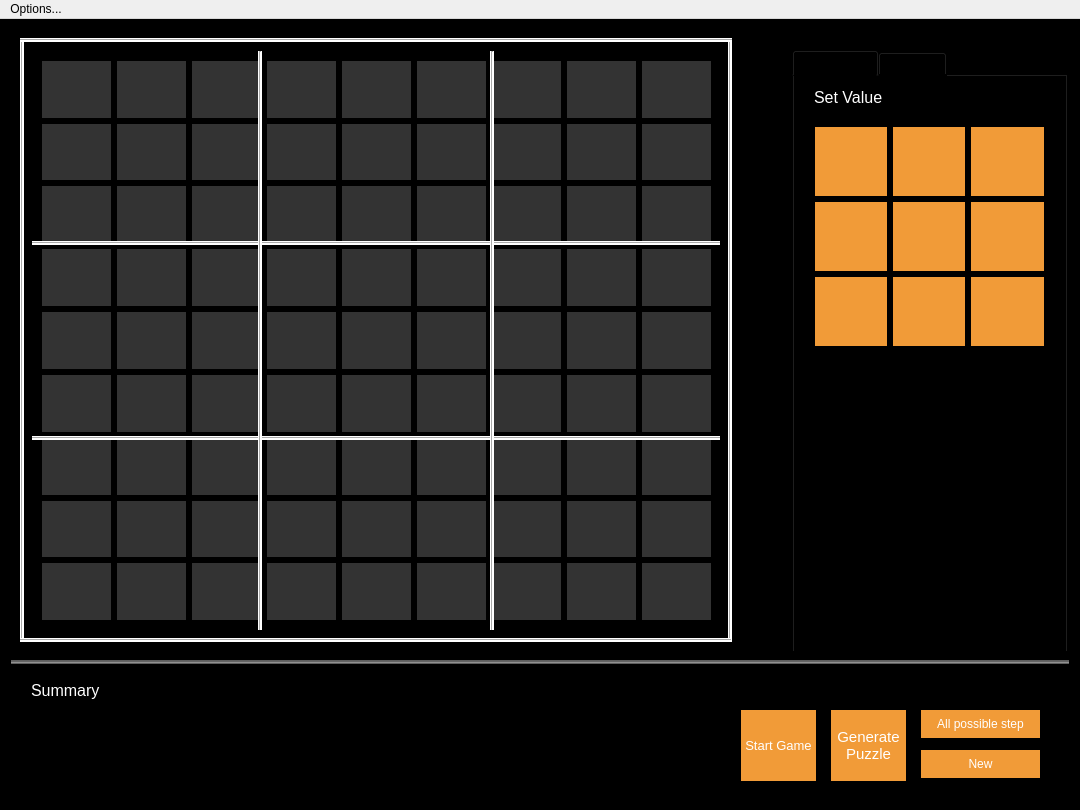
Old version of the form mainwindow.ui in the repository KurokoChu/Sudoku-Full-Crack.
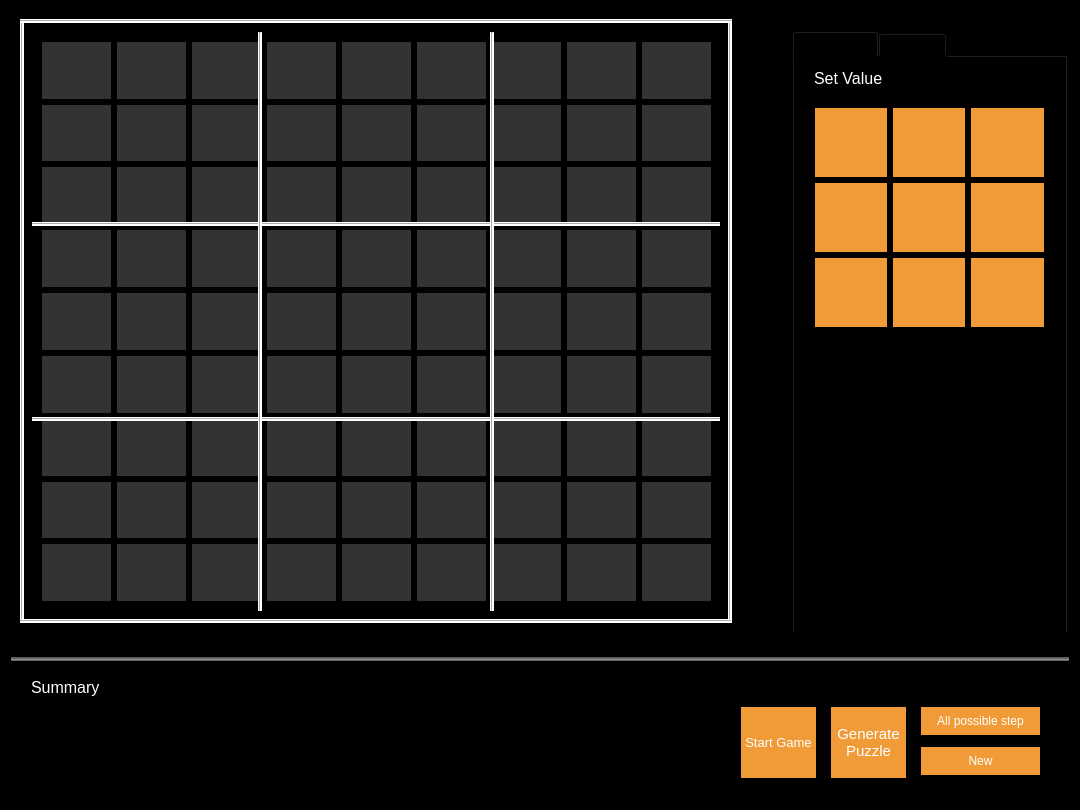
New version of the form. Icons and pictures are not drawn.

```diff
--- a/mainwindow.ui
+++ b/mainwindow.ui
@@ -3282,13 +3282,6 @@
    <property name="nativeMenuBar">
     <bool>true</bool>
    </property>
-   <widget class="QMenu" name="menuOptions">
-    <property name="title">
-     <string>Options...</string>
-    </property>
-    <addaction name="actionDigit_Candidate"/>
-   </widget>
-   <addaction name="menuOptions"/>
   </widget>
   <action name="actionDigit_Candidate">
    <property name="checkable">
```
